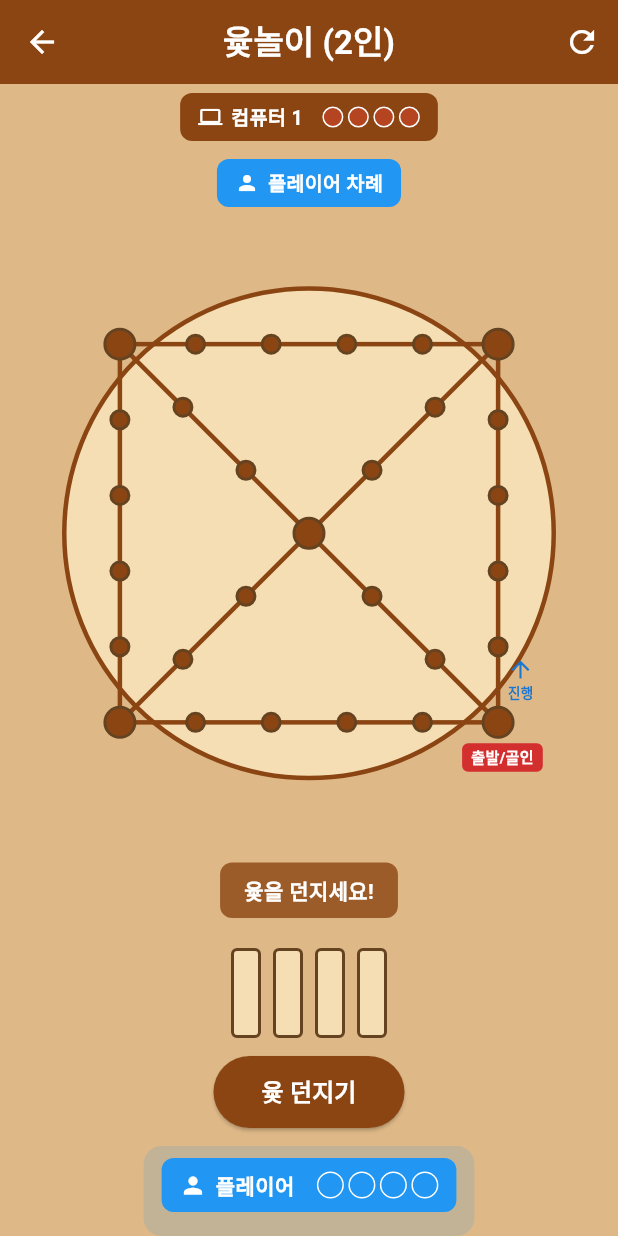
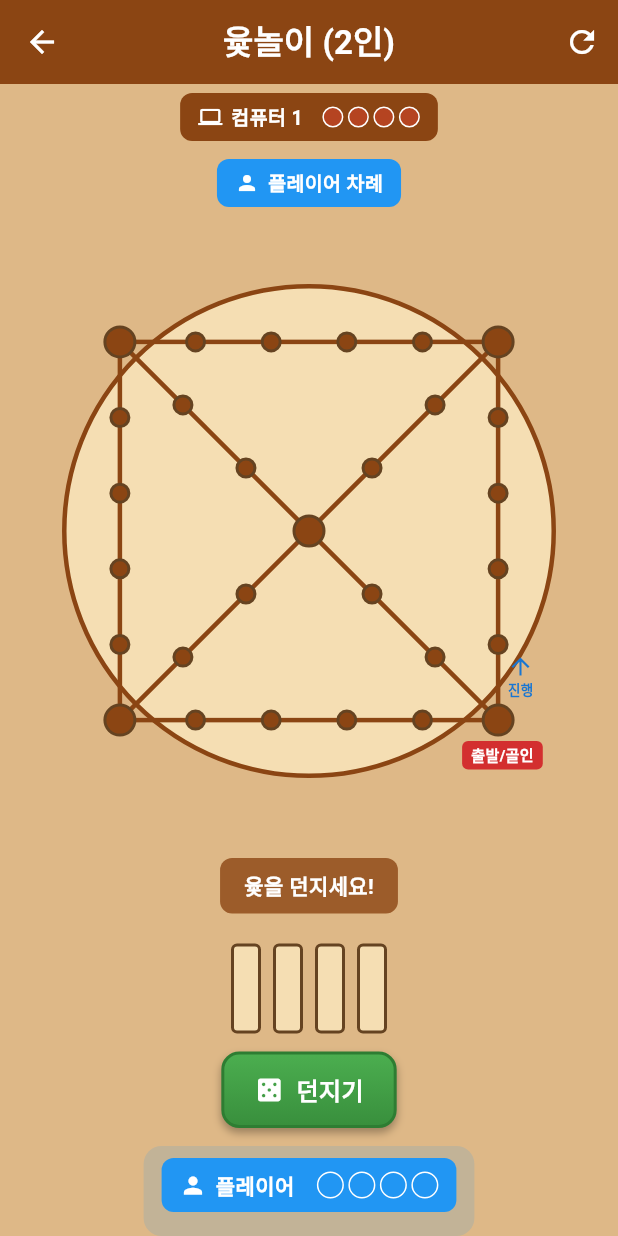
Before and after one commit to mhpark03/games, a Flutter app: the YutnoriScreen screen opened directly, on a phone screen of 412 x 824 dp. Run offline on Flutter 3.47's test engine with Material 3 defaults, Android fonts, the phone set to English and light mode, and no system bars; our stand-ins replace shared_preferences; accounts and stored records are empty.

Commit message:
윷놀이: 세로모드 던지기 버튼 및 결과 표시 스타일 통일
- 초록색 그라데이션 던지기 버튼 (가로모드와 동일)
- 던지는 중 로딩 인디케이터 추가
- 금색 그라데이션 결과 표시 (가로모드와 동일)
- 주사위 아이콘 추가

```diff
--- a/lib/games/yutnori/yutnori_screen.dart
+++ b/lib/games/yutnori/yutnori_screen.dart
@@ -2514,20 +2514,110 @@ class _YutnoriScreenState extends State<YutnoriScreen>
             }),
           ),
           const SizedBox(height: 12),
-          // 던지기 버튼 또는 결과
-          if (canThrowYut && currentPlayer == 0)
-            ElevatedButton(
-              onPressed: isThrowingYut ? null : _throwYut,
-              style: ElevatedButton.styleFrom(
-                backgroundColor: const Color(0xFF8B4513),
-                foregroundColor: Colors.white,
-                padding:
-                    const EdgeInsets.symmetric(horizontal: 32, vertical: 12),
+          // 버튼 영역 (윷 던지기 / 결과 표시 / 던지는 중)
+          if (canThrowYut && currentPlayer == 0 && !isThrowingYut)
+            GestureDetector(
+              onTap: _throwYut,
+              child: Container(
+                padding: const EdgeInsets.symmetric(horizontal: 20, vertical: 12),
+                decoration: BoxDecoration(
+                  gradient: const LinearGradient(
+                    begin: Alignment.topCenter,
+                    end: Alignment.bottomCenter,
+                    colors: [Color(0xFF4CAF50), Color(0xFF388E3C)],
+                  ),
+                  borderRadius: BorderRadius.circular(12),
+                  border: Border.all(color: const Color(0xFF2E7D32), width: 2),
+                  boxShadow: [
+                    BoxShadow(
+                      color: Colors.black.withValues(alpha: 0.3),
+                      offset: const Offset(0, 3),
+                      blurRadius: 4,
+                    ),
+                  ],
+                ),
+                child: const Row(
+                  mainAxisSize: MainAxisSize.min,
+                  children: [
+                    Icon(Icons.casino, color: Colors.white, size: 20),
+                    SizedBox(width: 8),
+                    Text(
+                      '던지기',
+                      style: TextStyle(
+                        color: Colors.white,
+                        fontSize: 16,
+                        fontWeight: FontWeight.bold,
+                      ),
+                    ),
+                  ],
+                ),
+              ),
+            )
+          else if (isThrowingYut)
+            Container(
+              padding: const EdgeInsets.symmetric(horizontal: 20, vertical: 12),
+              decoration: BoxDecoration(
+                color: Colors.grey,
+                borderRadius: BorderRadius.circular(12),
+                border: Border.all(color: Colors.grey.shade600, width: 2),
+              ),
+              child: const Row(
+                mainAxisSize: MainAxisSize.min,
+                children: [
+                  SizedBox(
+                    width: 18,
+                    height: 18,
+                    child: CircularProgressIndicator(
+                      strokeWidth: 2,
+                      color: Colors.white,
+                    ),
+                  ),
+                  SizedBox(width: 8),
+                  Text(
+                    '던지는 중',
+                    style: TextStyle(
+                      color: Colors.white,
+                      fontSize: 16,
+                      fontWeight: FontWeight.bold,
+                    ),
+                  ),
+                ],
+              ),
+            )
+          else if (currentYutResult != null)
+            // 던지기 결과 표시
+            Container(
+              padding: const EdgeInsets.symmetric(horizontal: 24, vertical: 12),
+              decoration: BoxDecoration(
+                gradient: const LinearGradient(
+                  begin: Alignment.topCenter,
+                  end: Alignment.bottomCenter,
+                  colors: [Color(0xFFFFD700), Color(0xFFFF8C00)],
+                ),
+                borderRadius: BorderRadius.circular(12),
+                border: Border.all(color: const Color(0xFFB8860B), width: 2),
+                boxShadow: [
+                  BoxShadow(
+                    color: Colors.orange.withValues(alpha: 0.5),
+                    offset: const Offset(0, 2),
+                    blurRadius: 6,
+                  ),
+                ],
               ),
               child: Text(
-                isThrowingYut ? '던지는 중...' : '윷 던지기',
-                style:
-                    const TextStyle(fontSize: 16, fontWeight: FontWeight.bold),
+                currentYutResult!.name,
+                style: const TextStyle(
+                  color: Colors.white,
+                  fontSize: 22,
+                  fontWeight: FontWeight.bold,
+                  shadows: [
+                    Shadow(
+                      color: Colors.black54,
+                      offset: Offset(1, 1),
+                      blurRadius: 2,
+                    ),
+                  ],
+                ),
               ),
             )
           else if (pendingMoves.isNotEmpty)
```
